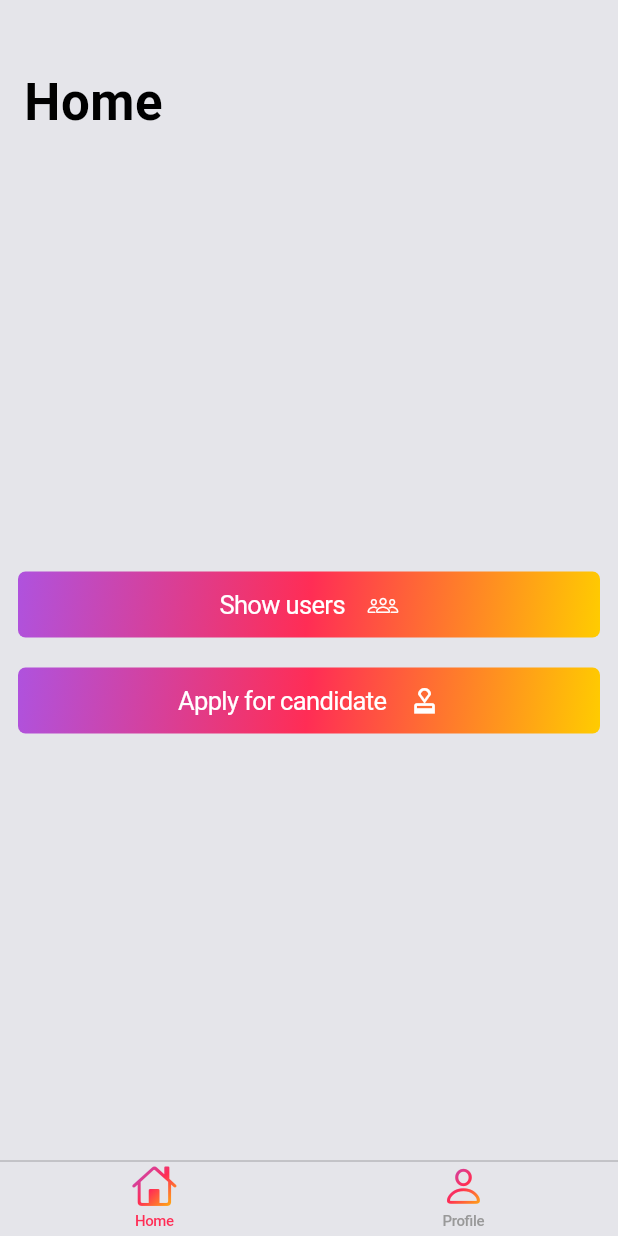
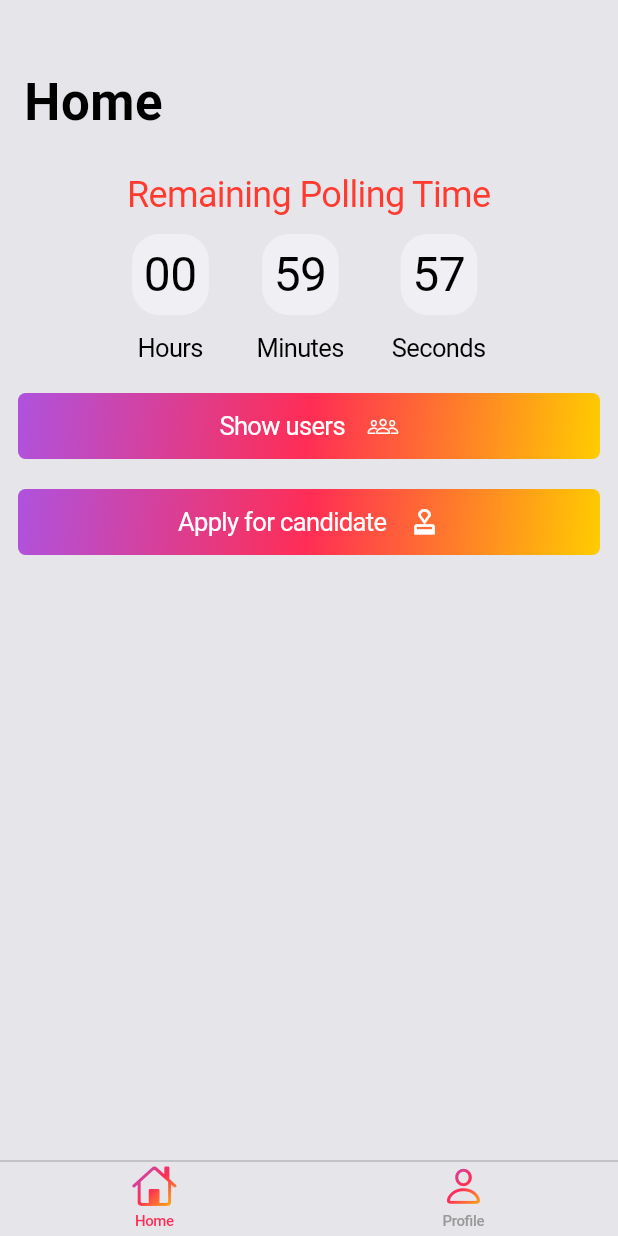
Before and after one commit to MrProDev/voting-system, a Flutter app: the screen it shows once a user with an empty profile is signed in, on a phone screen of 412 x 824 dp. Run offline on Flutter 3.47's test engine with Material 2 defaults, Android fonts, the phone set to English and light mode, and no system bars; our stand-ins replace cloud_firestore, firebase_auth, firebase_core, firebase_storage, image_picker; accounts and stored records are empty.

Commit message:
user can only apply for candidate one time and clock time functionality done

```diff
--- a/lib/main.dart
+++ b/lib/main.dart
@@ -7,6 +7,7 @@ import 'package:voting_system/firebase/auth/login_auth_api.dart';
 import 'package:voting_system/firebase/auth/signup_auth_api.dart';
 import 'package:voting_system/firebase/auth/verify_email_api.dart';
 import 'package:voting_system/firebase/home/apply_candidate_api.dart';
+import 'package:voting_system/firebase/home/show_users_api.dart';
 import 'package:voting_system/firebase_options.dart';
 import 'package:voting_system/screens/auth/forgot_password_screen.dart';
 import 'package:voting_system/screens/auth/login_screen.dart';
@@ -45,6 +46,9 @@ class VotingSystem extends StatelessWidget {
         ),
         Provider<ApplyCandidateApi>(
           create: (_) => ApplyCandidateApi(),
+        ),
+        Provider<ShowUsersApi>(
+          create: (_) => ShowUsersApi(),
         ),
       ],
       child: CupertinoApp(
--- a/lib/models/candidate_data.dart
+++ b/lib/models/candidate_data.dart
@@ -1,27 +1,27 @@
 class CandidateData {
-  String? uid;
   String? partyName;
   String? imageUrl;
   String? constituency;
+  bool? isApproved;
 
   CandidateData({
-    required this.uid,
     required this.partyName,
     required this.imageUrl,
     required this.constituency,
+    required this.isApproved,
   });
 
   factory CandidateData.fromJson(Map<String, dynamic>? json) => CandidateData(
-        uid: json!["uid"],
-        partyName: json["partyName"],
+        partyName: json!["partyName"],
         imageUrl: json["imageUrl"],
         constituency: json["constituency"],
+        isApproved: json["isApproved"],
       );
 
   Map<String, dynamic> toJson() => {
-        "uid": uid,
         "partyName": partyName,
         "imageUrl": imageUrl,
         "constituency": constituency,
+        "isApproved": isApproved,
       };
 }
--- a/lib/widgets/home/home_widget.dart
+++ b/lib/widgets/home/home_widget.dart
@@ -1,7 +1,7 @@
+import 'dart:async';
+
 import 'package:flutter/cupertino.dart';
 import 'package:flutter/material.dart';
-import 'package:provider/provider.dart';
-import 'package:voting_system/firebase/home/apply_candidate_api.dart';
 import 'package:voting_system/screens/home/apply_candidate_screen.dart';
 import 'package:voting_system/screens/home/show_users_screen.dart';
 
@@ -13,6 +13,89 @@ class HomeWidget extends StatefulWidget {
 }
 
 class _HomeWidgetState extends State<HomeWidget> {
+  Duration _duration = const Duration(hours: 1);
+  Timer? _timer;
+
+  @override
+  void initState() {
+    _startTimer();
+    super.initState();
+  }
+
+  _startTimer() {
+    _timer = Timer.periodic(
+      const Duration(seconds: 1),
+      (timer) {
+        final seconds = _duration.inSeconds - 1;
+        setState(() {
+          if (seconds < 0) {
+            _timer!.cancel();
+          } else {
+            _duration = Duration(seconds: seconds);
+          }
+        });
+      },
+    );
+  }
+
+  @override
+  void dispose() {
+    _timer!.cancel();
+    super.dispose();
+  }
+
+  Widget _buildTime() {
+    String twoDigits(int n) => n.toString().padLeft(2, '0');
+    final minutes = twoDigits(_duration.inMinutes.remainder(60));
+    final seconds = twoDigits(_duration.inSeconds.remainder(60));
+    final hours = twoDigits(_duration.inHours.remainder(60));
+    return Row(
+      mainAxisAlignment: MainAxisAlignment.center,
+      children: [
+        buildTimerCard(time: hours, header: 'Hours'),
+        const SizedBox(width: 32),
+        buildTimerCard(time: minutes, header: 'Minutes'),
+        const SizedBox(width: 32),
+        buildTimerCard(time: seconds, header: 'Seconds'),
+      ],
+    );
+  }
+
+  Widget buildTimerCard({required String time, required String header}) {
+    return Column(
+      children: [
+        Container(
+          decoration: BoxDecoration(
+            color: const CupertinoDynamicColor.withBrightness(
+              color: CupertinoColors.extraLightBackgroundGray,
+              darkColor: CupertinoColors.darkBackgroundGray,
+            ),
+            borderRadius: BorderRadius.circular(18),
+          ),
+          padding: const EdgeInsets.all(8),
+          margin: EdgeInsets.zero,
+          child: Text(
+            time,
+            style: const TextStyle(
+              color: CupertinoDynamicColor.withBrightness(
+                color: CupertinoColors.black,
+                darkColor: CupertinoColors.white,
+              ),
+              fontSize: 32,
+            ),
+          ),
+        ),
+        const SizedBox(
+          height: 12,
+        ),
+        Text(
+          header,
+          textAlign: TextAlign.center,
+        ),
+      ],
+    );
+  }
+
   @override
   Widget build(BuildContext context) {
     return CupertinoPageScaffold(
@@ -23,10 +106,28 @@ class _HomeWidgetState extends State<HomeWidget> {
             largeTitle: Text('Home'),
           ),
           SliverFillRemaining(
-            child: Center(
             child: Column(
-                mainAxisAlignment: MainAxisAlignment.center,
               children: [
+                Container(
+                  margin: const EdgeInsets.symmetric(
+                    vertical: 20,
+                  ),
+                  child: Column(
+                    children: [
+                      const Text(
+                        'Remaining Polling Time',
+                        style: TextStyle(
+                          fontSize: 24,
+                          color: CupertinoColors.systemRed,
+                        ),
+                      ),
+                      const SizedBox(
+                        height: 12,
+                      ),
+                      _buildTime(),
+                    ],
+                  ),
+                ),
                 Container(
                   margin: const EdgeInsets.symmetric(horizontal: 12),
                   width: double.infinity,
@@ -44,19 +145,8 @@ class _HomeWidgetState extends State<HomeWidget> {
                   ),
                   child: CupertinoButton(
                     padding: EdgeInsets.zero,
-                      pressedOpacity: 1,
-                      onPressed: () async {
-                        final applyCandidateApi =
-                            Provider.of<ApplyCandidateApi>(context,
-                                listen: false);
-                        final constituency =
-                            await applyCandidateApi.getConstituency();
-                        if (!mounted) return;
-                        Navigator.pushNamed(
-                          context,
-                          ShowUsersScreen.route,
-                          arguments: [constituency],
-                        );
+                    onPressed: () {
+                      Navigator.pushNamed(context, ShowUsersScreen.route);
                     },
                     child: Row(
                       mainAxisAlignment: MainAxisAlignment.center,
@@ -99,8 +189,7 @@ class _HomeWidgetState extends State<HomeWidget> {
                   child: CupertinoButton(
                     padding: EdgeInsets.zero,
                     onPressed: () {
-                        Navigator.pushNamed(
-                            context, ApplyCandidateScreen.route);
+                      Navigator.pushNamed(context, ApplyCandidateScreen.route);
                     },
                     child: Row(
                       mainAxisAlignment: MainAxisAlignment.center,
@@ -125,7 +214,6 @@ class _HomeWidgetState extends State<HomeWidget> {
               ],
             ),
           ),
-          ),
         ],
       ),
     );
--- a/lib/widgets/home/user_widget.dart
+++ b/lib/widgets/home/user_widget.dart
@@ -1,8 +1,8 @@
 import 'package:flutter/cupertino.dart';
 import 'package:flutter/material.dart';
 
-class UsersWidget extends StatelessWidget {
-  const UsersWidget({
+class UserWidget extends StatelessWidget {
+  const UserWidget({
     Key? key,
     required this.name,
     required this.constituency,
@@ -26,6 +26,7 @@ class UsersWidget extends StatelessWidget {
         leading: CircleAvatar(
           backgroundColor: CupertinoColors.systemPink,
           backgroundImage: NetworkImage(imageUrl),
+          radius: 28,
         ),
         title: Text(
           name,
--- a/pubspec.yaml
+++ b/pubspec.yaml
@@ -43,6 +43,8 @@ dependencies:
   provider: ^6.0.3
   image_picker: ^0.8.5+3
   flutter_svg: ^1.1.4
+  intl: ^0.17.0
+  flutter_countdown_timer: ^4.1.0
 
 dev_dependencies:
   flutter_test:
```
Also changed, not shown: lib/firebase/home/apply_candidate_api.dart (+28 -19 lines), lib/firebase/home/show_users_api.dart (added, +18 -0 lines), lib/screens/home/apply_candidate_screen.dart (+16 -0 lines), lib/screens/home/show_users_screen.dart (+52 -5 lines), pubspec.lock. Lines whose indentation alone changed are shown as unchanged.
